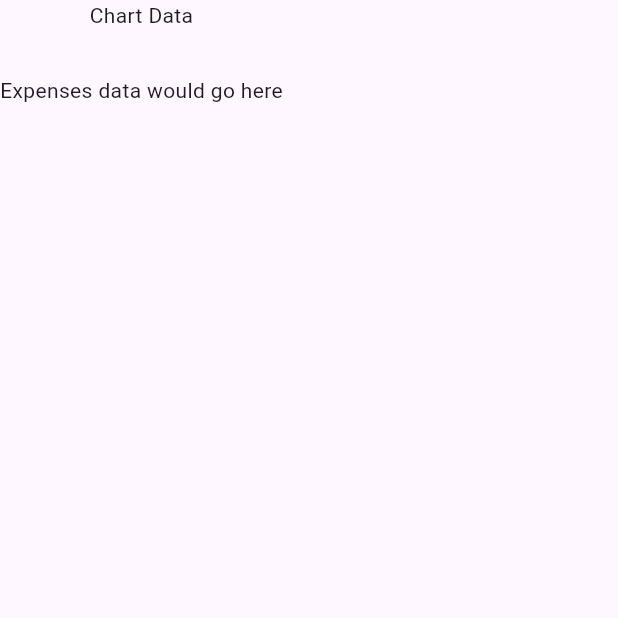
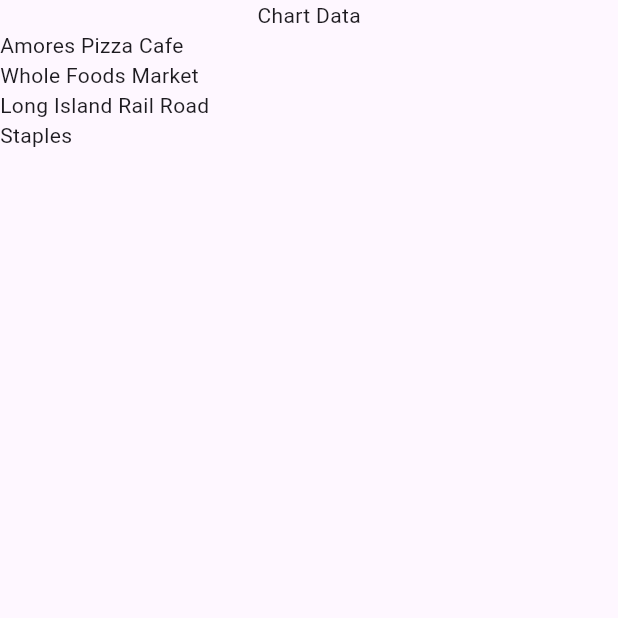
Before and after one commit to Jadenmcko/jaden_expensetracker_march24, a Flutter app: the screen it shows after launch, on a phone screen of 412 x 824 dp, the top half of it. Run offline on Flutter 3.47's test engine with Material 3 defaults, Android fonts, the phone set to English and light mode, and no system bars.

Commit message:
we put a scrollable list view in the expenses list file. march 26.

```diff
--- a/lib/main.dart
+++ b/lib/main.dart
@@ -1,5 +1,5 @@
 import 'package:flutter/material.dart';
-import 'package:jaden_expensetracker_march24/expenses.dart';
+import 'package:jaden_expensetracker_march24/widgets/expenses.dart';
 
 void main() {
   runApp(const MaterialApp(
--- a/lib/expenses.dart
+++ b/lib/widgets/expenses.dart
@@ -1,5 +1,6 @@
 import 'package:flutter/material.dart';
 import 'package:jaden_expensetracker_march24/models/expense.dart';
+import 'package:jaden_expensetracker_march24/widgets/expensesList.dart';
 
 class Expenses extends StatefulWidget{
   const Expenses({super.key});
@@ -20,8 +21,9 @@
     // TODO: implement build
     return Scaffold(body: Column(children: [
       Text("Chart Data"),
-      SizedBox(height: 30),
-      Text("Expenses data would go here")],
-      ));
+      // SizedBox(height: 30),
+      SizedBox(height: 300,
+        child: Expenseslist(expenses: _registeredExpenses))]),
+      );
   }
 }
--- /dev/null
+++ b/lib/widgets/expensesList.dart
@@ -0,0 +1,12 @@
+import 'package:flutter/material.dart';
+import 'package:jaden_expensetracker_march24/models/expense.dart';
+
+class Expenseslist extends StatelessWidget{
+  const Expenseslist({super.key, required this.expenses});
+  final List<Expense> expenses;
+  @override
+  Widget build(BuildContext context) {
+    return ListView.builder(itemCount:expenses.length,
+    itemBuilder: (ctx, index) => Text(expenses[index].title));
+  }
+}
```
